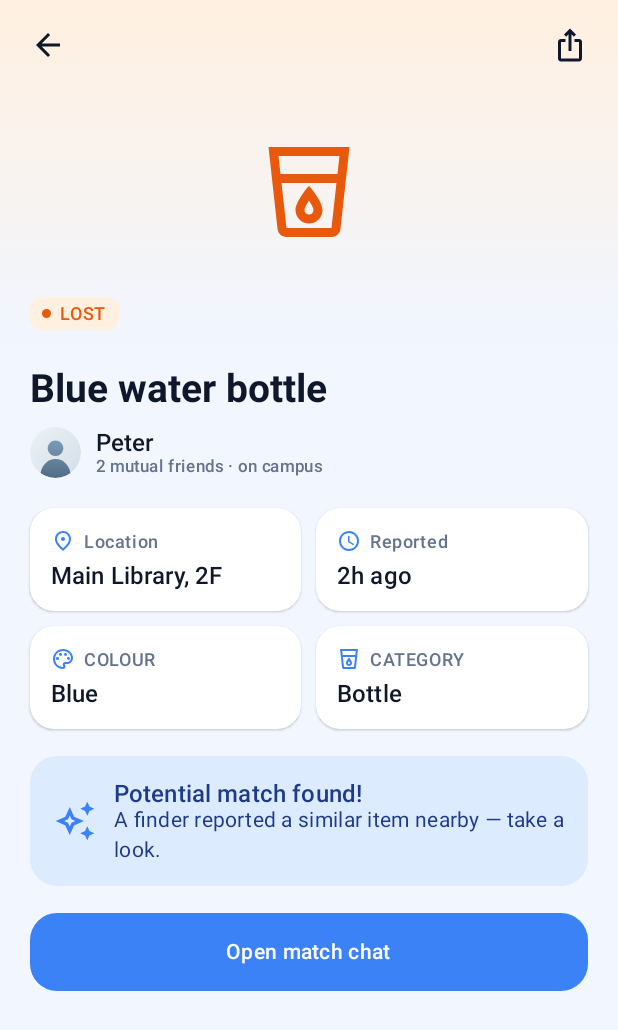
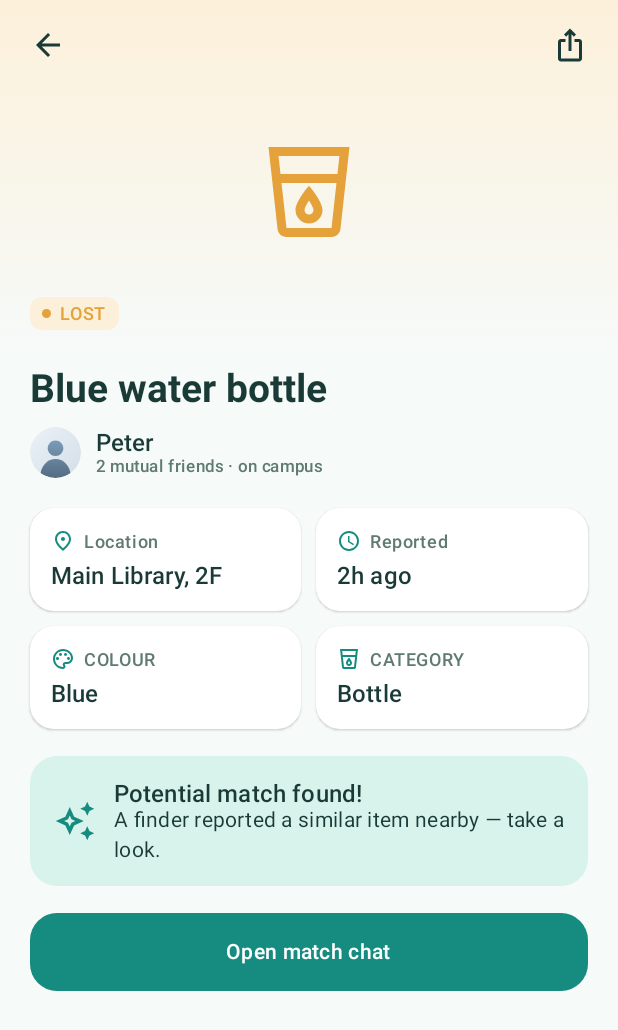
Before and after one commit to android-app-development-course/2026-Autumn-Aberdeen-1-ReFind, an Android app built with Jetpack Compose: the screen it shows after launch (MainActivity), after a tap on "LOST", on a phone screen of 412 x 824 dp. Shown: the top 1030 px of the screen. Run offline under Robolectric (Android 15) with nearby library versions, the phone set to English and light mode, and no system bars; 3 other taps on this screen came first.

Commit message:
style(theme): adopt the official ReFind brand palette (green-teal)
Replaces the interim blue system with the defined brand palette:
primary #168C80, container #D8F3EC, ink #193A36, mist background
#F6FAF8; success #25865A for matches and warning amber #E5A13A for
lost reports. Dark theme derives a matching deep-green ramp.
Identifiers renamed to semantic brand names (BrandPrimary/Container/
Ink/...). Report banner gradient now stays within the brand hue —
the stray blue stop made it look AI-generated.

```diff
--- a/app/src/main/java/com/refind/app/ui/screens/FeedScreen.kt
+++ b/app/src/main/java/com/refind/app/ui/screens/FeedScreen.kt
@@ -46,8 +46,8 @@ import com.refind.app.ui.components.ItemCard
 import com.refind.app.ui.components.NewReportBanner
 import com.refind.app.ui.components.StatusTabs
 import com.refind.app.ui.components.staggerIn
-import com.refind.app.ui.theme.Blue400
-import com.refind.app.ui.theme.Blue600
+import com.refind.app.ui.theme.BrandLight
+import com.refind.app.ui.theme.BrandPrimary
 
 /** Hero band height; the search card overlaps its bottom edge. */
 private val HeroBandHeight = 172.dp
@@ -130,7 +130,7 @@ private fun HeroBand(userName: String, modifier: Modifier = Modifier) {
             .height(HeroBandHeight)
             .statusBarsPadding()
             .clip(RoundedCornerShape(bottomStart = 30.dp, bottomEnd = 30.dp))
-            .background(Brush.linearGradient(listOf(Blue600, Blue400))),
+            .background(Brush.linearGradient(listOf(BrandPrimary, BrandLight))),
     ) {
         Row(
             modifier = Modifier
--- a/app/src/main/java/com/refind/app/ui/screens/ItemDetailScreen.kt
+++ b/app/src/main/java/com/refind/app/ui/screens/ItemDetailScreen.kt
@@ -48,10 +48,10 @@ import com.refind.app.data.ItemStatus
 import com.refind.app.ui.components.StatusBadge
 import com.refind.app.ui.components.categoryIcon
 import com.refind.app.ui.components.staggerIn
-import com.refind.app.ui.theme.LostOrange
-import com.refind.app.ui.theme.LostOrangeContainer
-import com.refind.app.ui.theme.Blue100
-import com.refind.app.ui.theme.Blue600
+import com.refind.app.ui.theme.WarningAmber
+import com.refind.app.ui.theme.WarningAmberContainer
+import com.refind.app.ui.theme.BrandContainer
+import com.refind.app.ui.theme.BrandPrimary
 
 /** Detail page for a single report. The story match exposes the match card. */
 @Composable
@@ -66,7 +66,7 @@ fun ItemDetailScreen(
     val isLost = item.status == ItemStatus.LOST
     val heroBrush = Brush.verticalGradient(
         listOf(
-            if (isLost) LostOrangeContainer else Blue100,
+            if (isLost) WarningAmberContainer else BrandContainer,
             MaterialTheme.colorScheme.background,
         ),
     )
@@ -110,7 +110,7 @@ fun ItemDetailScreen(
             Icon(
                 categoryIcon(item.category),
                 contentDescription = item.category.label,
-                tint = if (isLost) LostOrange else Blue600,
+                tint = if (isLost) WarningAmber else BrandPrimary,
                 modifier = Modifier
                     .align(Alignment.Center)
                     .padding(top = 26.dp)
--- a/app/src/main/java/com/refind/app/ui/screens/LoginScreen.kt
+++ b/app/src/main/java/com/refind/app/ui/screens/LoginScreen.kt
@@ -137,7 +137,7 @@ fun LoginScreen(
             .fillMaxSize()
             .background(
                 Brush.verticalGradient(
-                    listOf(MaterialTheme.colorScheme.primary, Color(0xFF5C9CF8)),
+                    listOf(MaterialTheme.colorScheme.primary, Color(0xFF3FAE9F)),
                 ),
             ),
     ) {
--- a/app/src/main/java/com/refind/app/ui/theme/Color.kt
+++ b/app/src/main/java/com/refind/app/ui/theme/Color.kt
@@ -2,37 +2,37 @@ package com.refind.app.ui.theme
 
 import androidx.compose.ui.graphics.Color
 
-// ReFind palette: a clean tech-blue system (Tailwind blue scale) chosen over
-// the original teal — primary #2563EB, gradient partner #3B82F6, mist-blue
-// page background. Semantic accents: lost = warm orange, found = blue,
-// confirmed match = green.
-val Blue700 = Color(0xFF2563EB)
-val Blue600 = Color(0xFF3B82F6)
-val Blue500 = Color(0xFF60A5FA)
-val Blue400 = Color(0xFF7CB3FB)
-val Blue100 = Color(0xFFDCEBFD)
-val Blue50 = Color(0xFFEFF6FF)
-val Blue900 = Color(0xFF1E3A8A)
-val Blue900Dark = Color(0xFF0A1930)
+// ReFind brand palette (v0.2): green-teal system.
+// Primary #168C80, container #D8F3EC, ink #193A36, mist background #F6FAF8.
 
-// Semantic accents: lost reports are warm, found reports carry the brand
-// blue, and a confirmed match is celebrated in green.
-val LostOrange = Color(0xFFE8590C)
-val LostOrangeContainer = Color(0xFFFFF0E0)
-val LostOrangeDark = Color(0xFFFFA94D)
-val LostOrangeContainerDark = Color(0xFF3D1F08)
-val MatchGreen = Color(0xFF2F9E44)
-val MatchGreenContainer = Color(0xFFE3F5E8)
-val MatchGreenDark = Color(0xFF69DB7C)
-val MatchGreenContainerDark = Color(0xFF113B1C)
+// Brand ramp
+val BrandDeep = Color(0xFF0F6B62)      // pressed / deep accent
+val BrandPrimary = Color(0xFF168C80)   // primary
+val BrandBright = Color(0xFF3FAE9F)    // gradient bright end
+val BrandLight = Color(0xFF6CC7B9)     // dark-theme primary
+val BrandContainer = Color(0xFFD8F3EC)
+val BrandMist = Color(0xFFF0F9F6)
+val BrandInk = Color(0xFF193A36)       // on containers / headings
+val BrandNight = Color(0xFF0A2B26)     // dark-theme deep
 
-val BackgroundLight = Color(0xFFF1F6FF)
+// Semantic accents: lost reports use the warning amber, found reports ride
+// the brand primary, and a confirmed match is celebrated in success green.
+val WarningAmber = Color(0xFFE5A13A)
+val WarningAmberContainer = Color(0xFFFCF0DA)
+val WarningAmberDark = Color(0xFFF2C079)
+val WarningAmberContainerDark = Color(0xFF3D2C0F)
+val SuccessGreen = Color(0xFF25865A)
+val SuccessGreenContainer = Color(0xFFDFF2E8)
+val SuccessGreenDark = Color(0xFF5CC492)
+val SuccessGreenContainerDark = Color(0xFF10332A)
+
+val BackgroundLight = Color(0xFFF6FAF8)
 val SurfaceLight = Color(0xFFFFFFFF)
-val SurfaceVariantLight = Color(0xFFE7F0FE)
+val SurfaceVariantLight = Color(0xFFEAF3EF)
 
-val BackgroundDark = Color(0xFF0B1220)
-val SurfaceDark = Color(0xFF101B2C)
-val SurfaceVariantDark = Color(0xFF1B2A44)
+val BackgroundDark = Color(0xFF0D1A17)
+val SurfaceDark = Color(0xFF12241F)
+val SurfaceVariantDark = Color(0xFF1D332D)
 
-val TextPrimary = Color(0xFF0F172A)
-val TextSecondary = Color(0xFF64748B)
+val TextPrimary = Color(0xFF193A36)
+val TextSecondary = Color(0xFF5E7A72)
--- a/app/src/main/java/com/refind/app/ui/theme/Theme.kt
+++ b/app/src/main/java/com/refind/app/ui/theme/Theme.kt
@@ -8,15 +8,15 @@ import androidx.compose.runtime.Composable
 import androidx.compose.ui.graphics.Color
 
 private val LightColors = lightColorScheme(
-    primary = Blue600,
+    primary = BrandPrimary,
     onPrimary = SurfaceLight,
-    primaryContainer = Blue100,
-    onPrimaryContainer = Blue900,
-    secondary = Blue700,
+    primaryContainer = BrandContainer,
+    onPrimaryContainer = BrandInk,
+    secondary = BrandDeep,
     onSecondary = SurfaceLight,
-    secondaryContainer = Blue50,
-    onSecondaryContainer = Blue900,
-    tertiary = Blue400,
+    secondaryContainer = BrandMist,
+    onSecondaryContainer = BrandInk,
+    tertiary = BrandBright,
     background = BackgroundLight,
     onBackground = TextPrimary,
     surface = SurfaceLight,
@@ -30,21 +30,21 @@ private val LightColors = lightColorScheme(
 )
 
 private val DarkColors = darkColorScheme(
-    primary = Blue400,
-    onPrimary = Blue900Dark,
-    primaryContainer = Color(0xFF0F4144),
-    onPrimaryContainer = Color(0xFFB8E4E6),
-    secondary = Blue500,
-    onSecondary = Blue900Dark,
+    primary = BrandLight,
+    onPrimary = BrandNight,
+    primaryContainer = Color(0xFF14524A),
+    onPrimaryContainer = BrandContainer,
+    secondary = BrandBright,
+    onSecondary = BrandNight,
     secondaryContainer = SurfaceVariantDark,
-    onSecondaryContainer = Color(0xFFB8E4E6),
-    tertiary = Blue500,
+    onSecondaryContainer = BrandContainer,
+    tertiary = BrandBright,
     background = BackgroundDark,
-    onBackground = Color(0xFFDDEAEA),
+    onBackground = Color(0xFFD9EAE4),
     surface = SurfaceDark,
-    onSurface = Color(0xFFDDEAEA),
+    onSurface = Color(0xFFD9EAE4),
     surfaceVariant = SurfaceVariantDark,
-    onSurfaceVariant = Color(0xFF93A7A8),
+    onSurfaceVariant = Color(0xFF8FB0A6),
     error = Color(0xFFFF8787),
     errorContainer = Color(0xFF4A1010),
     onError = Color(0xFF2B0505),
@@ -56,7 +56,7 @@ fun ReFindTheme(
     darkTheme: Boolean = isSystemInDarkTheme(),
     content: @Composable () -> Unit,
 ) {
-    // Brand teal stays consistent across devices: dynamic color is off.
+    // Brand palette stays consistent across devices: dynamic color is off.
     MaterialTheme(
         colorScheme = if (darkTheme) DarkColors else LightColors,
         typography = Typography,
--- a/app/src/main/res/drawable/ic_launcher_background.xml
+++ b/app/src/main/res/drawable/ic_launcher_background.xml
@@ -5,6 +5,6 @@
     android:viewportWidth="108"
     android:viewportHeight="108">
     <path
-        android:fillColor="#2563EB"
+        android:fillColor="#168C80"
         android:pathData="M0,0h108v108h-108z" />
 </vector>
--- a/app/src/main/res/drawable/ic_launcher_foreground.xml
+++ b/app/src/main/res/drawable/ic_launcher_foreground.xml
@@ -12,7 +12,7 @@
         android:strokeColor="#FFFFFF" />
     <!-- Highlight dot inside the lens: the found item -->
     <path
-        android:fillColor="#93C5FD"
+        android:fillColor="#7FD1D4"
         android:pathData="M45,45 m-7,0 a7,7 0 1 1 14,0 a7,7 0 1 1 -14,0" />
     <!-- Handle -->
     <path
```
Also changed, not shown: app/src/main/java/com/refind/app/ui/components/Common.kt (+12 -12 lines), app/src/main/java/com/refind/app/ui/screens/ChatScreen.kt (+11 -11 lines), app/src/main/java/com/refind/app/ui/screens/MatchFoundScreen.kt (+12 -12 lines), app/src/main/java/com/refind/app/ui/screens/ProfileScreen.kt (+8 -8 lines).
